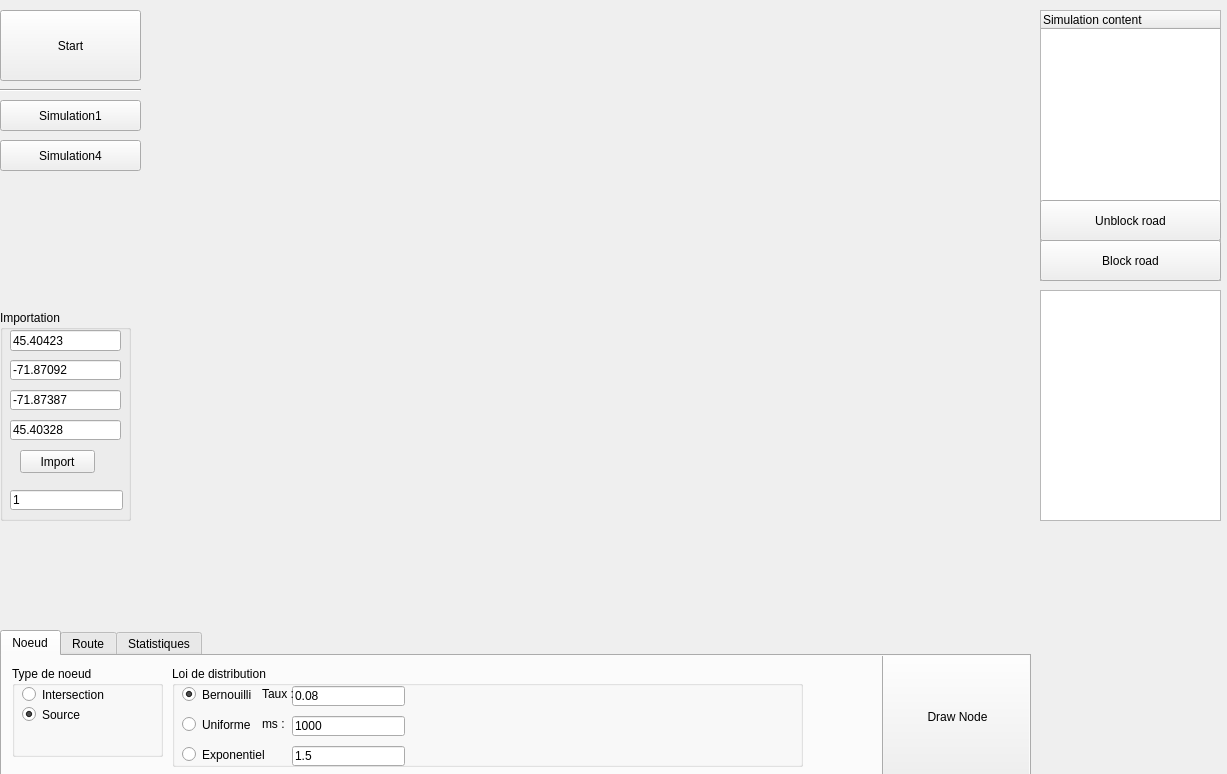
Above: Core/window.ui from RossimulatorUS/Core before the change. Below: the same form after it.
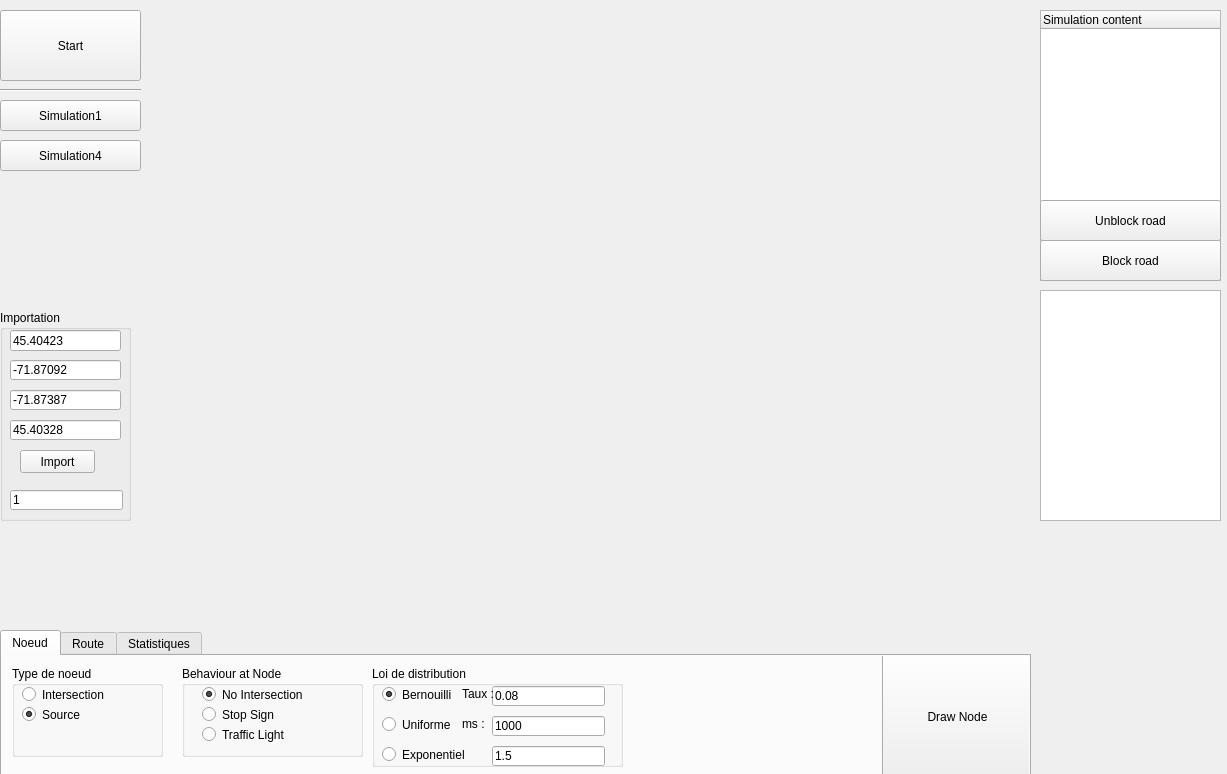
That is the form after the change. Custom widgets are drawn as their Qt base class.

Diff of the .ui file:
```diff
--- a/Core/window.ui
+++ b/Core/window.ui
@@ -152,9 +152,9 @@
     <widget class="QGroupBox" name="m_groupBoxDistribution">
      <property name="geometry">
       <rect>
-       <x>170</x>
+       <x>370</x>
        <y>10</y>
-       <width>631</width>
+       <width>251</width>
        <height>101</height>
       </rect>
      </property>
@@ -272,6 +272,64 @@
       </property>
      </widget>
     </widget>
+    <widget class="QGroupBox" name="groupBox">
+     <property name="geometry">
+      <rect>
+       <x>180</x>
+       <y>10</y>
+       <width>181</width>
+       <height>91</height>
+      </rect>
+     </property>
+     <property name="title">
+      <string>Behaviour at Node</string>
+     </property>
+     <widget class="QRadioButton" name="noIntersection">
+      <property name="enabled">
+       <bool>true</bool>
+      </property>
+      <property name="geometry">
+       <rect>
+        <x>20</x>
+        <y>20</y>
+        <width>141</width>
+        <height>17</height>
+       </rect>
+      </property>
+      <property name="text">
+       <string>No Intersection</string>
+      </property>
+      <property name="checked">
+       <bool>true</bool>
+      </property>
+     </widget>
+     <widget class="QRadioButton" name="StopSign">
+      <property name="geometry">
+       <rect>
+        <x>20</x>
+        <y>40</y>
+        <width>82</width>
+        <height>17</height>
+       </rect>
+      </property>
+      <property name="text">
+       <string>Stop Sign</string>
+      </property>
+     </widget>
+     <widget class="QRadioButton" name="TrafficLight">
+      <property name="geometry">
+       <rect>
+        <x>20</x>
+        <y>60</y>
+        <width>82</width>
+        <height>17</height>
+       </rect>
+      </property>
+      <property name="text">
+       <string>Traffic Light</string>
+      </property>
+     </widget>
+    </widget>
    </widget>
    <widget class="QWidget" name="tab_2">
     <attribute name="title">
```
Left out of the diff: 12 changed lines with no effect on the pictures.
